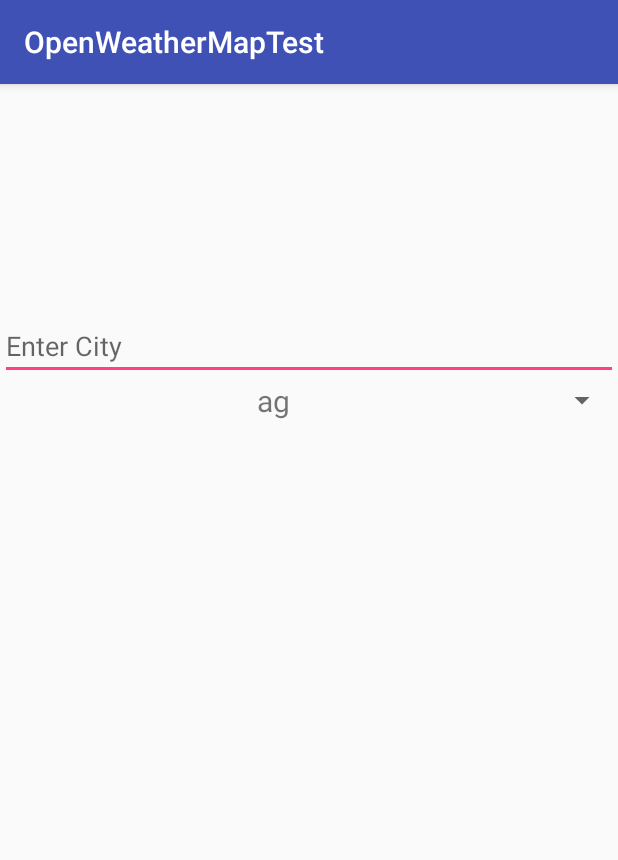
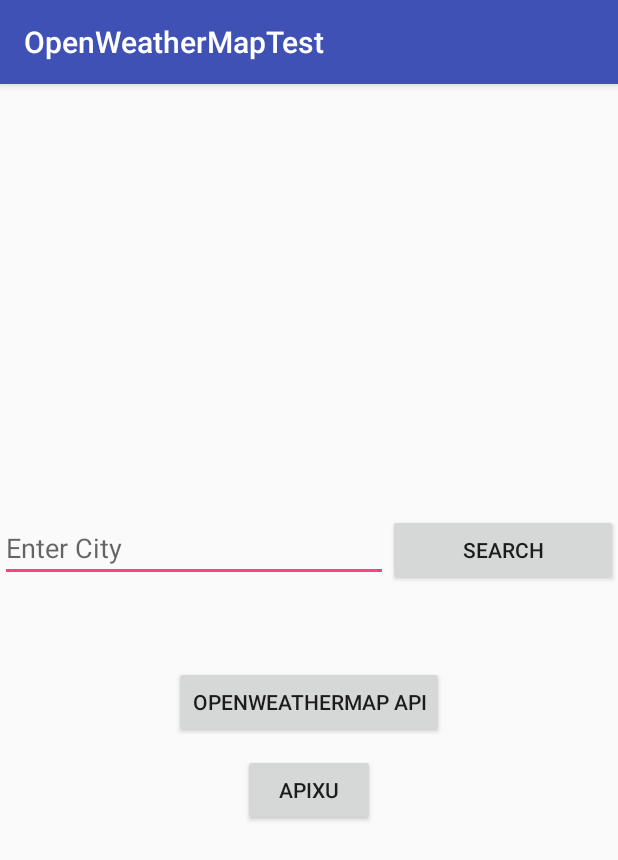
Before and after one commit to Ogato/OpenWeatherMapAPI_Test, an Android app: the screen it shows after launch (MainActivity), on a phone screen of 412 x 824 dp. Shown: the top 860 px of the screen. Run offline under Robolectric (Android 15) with nearby library versions, the phone set to English and light mode, and no system bars.

Commit message:
Changed layout for multiple forecasts

```diff
--- a/app/src/main/java/com/jogato/openweathermaptest/MainActivity.java
+++ b/app/src/main/java/com/jogato/openweathermaptest/MainActivity.java
@@ -1,136 +1,207 @@
 package com.jogato.openweathermaptest;
 
-import android.Manifest;
-import android.content.DialogInterface;
-import android.content.pm.PackageManager;
-import android.location.Location;
+import android.content.Intent;
 import android.os.AsyncTask;
-import android.os.Build;
-import android.support.annotation.NonNull;
-import android.support.v4.app.ActivityCompat;
-import android.support.v7.app.AlertDialog;
 import android.support.v7.app.AppCompatActivity;
 import android.os.Bundle;
-import android.util.Log;
+import android.text.Editable;
+import android.text.TextWatcher;
 import android.view.View;
-import android.widget.AdapterView;
-import android.widget.ArrayAdapter;
+import android.widget.Button;
 import android.widget.EditText;
-import android.widget.Spinner;
+import android.widget.ProgressBar;
 import android.widget.TextView;
 
-import com.google.android.gms.location.FusedLocationProviderClient;
-import com.google.android.gms.location.LocationServices;
-import com.google.android.gms.tasks.OnSuccessListener;
-
-import org.json.JSONException;
-import org.json.JSONObject;
-
-import java.io.BufferedReader;
+import java.io.IOException;
 import java.io.InputStream;
 import java.io.InputStreamReader;
-import java.net.HttpURLConnection;
-import java.net.URL;
+import java.util.HashMap;
+import java.util.List;
+import java.util.Map;
+
+
+import com.google.gson.stream.JsonReader;
+
 
 public class MainActivity extends AppCompatActivity {
 
-    private TextView mLocation;
-    private TextView mTemp;
-    private TextView mDescription;
-    private EditText mCity;
-    private String mSelectedCountry;
-    private String mSelectedCity;
-    private static final String API_URL = "http://api.openweathermap.org/data/2.5/weather?q=";
-    private static final String API_KEY = "2685bf8ee586a5edb31c0706655832bc";
+    private Button mOpenWeatherMap;
+    private Button mAPIXU;
+    private Button mSearch;
+    private TextView mWarn;
+    private EditText mGetCity;
+    private ProgressBar mProgress;
+    private String mCity;
+    private long mCityId;
+    private Map<String, CityInfo>cityInfoMap;
+
 
     @Override
     protected void onCreate(Bundle savedInstanceState) {
         super.onCreate(savedInstanceState);
         setContentView(R.layout.activity_main);
-        mLocation = (TextView) findViewById(R.id.location);
-        mTemp = (TextView) findViewById(R.id.temp);
-        mDescription = (TextView) findViewById(R.id.description);
-        mCity = (EditText) findViewById(R.id.city);
-        mSelectedCountry = "us";
-        mSelectedCity = "MountainView";
-        ArrayAdapter<CharSequence> adapter = ArrayAdapter.createFromResource(this, R.array.country_array, R.layout.array_layout);
-        adapter.setDropDownViewResource(android.R.layout.simple_spinner_dropdown_item);
-        Spinner spinner = (Spinner) findViewById(R.id.countries);
-        spinner.setAdapter(adapter);
-        spinner.setOnItemSelectedListener(new AdapterView.OnItemSelectedListener() {
+
+        mCity = "";
+        cityInfoMap = new HashMap<String, CityInfo>();
+        mWarn = (TextView) findViewById(R.id.warning);
+
+        mProgress = (ProgressBar) findViewById(R.id.progress);
+        mOpenWeatherMap = (Button) findViewById(R.id.open_weather);
+        mAPIXU = (Button) findViewById(R.id.apixu);
+        mSearch = (Button) findViewById(R.id.search_city);
+
+        mGetCity = (EditText) findViewById(R.id.city);
+        mGetCity.addTextChangedListener(new TextWatcher() {
             @Override
-            public void onItemSelected(AdapterView<?> adapterView, View view, int i, long l) {
-                mSelectedCountry = adapterView.getItemAtPosition(i).toString();
-                mSelectedCity = mCity.getText().toString().replace(" ", "");
-                new WeatherInfo().execute();
+            public void beforeTextChanged(CharSequence charSequence, int i, int i1, int i2) {
+
             }
 
             @Override
-            public void onNothingSelected(AdapterView<?> adapterView) {
+            public void onTextChanged(CharSequence charSequence, int i, int i1, int i2) {
+                if(mWarn.getVisibility() == View.VISIBLE) {
+                    mWarn.setVisibility(View.INVISIBLE);
+                }
+            }
 
+            @Override
+            public void afterTextChanged(Editable editable) {
+                mCity = editable.toString();
+                mGetCity.clearFocus();
             }
         });
+
+        mSearch.setOnClickListener(new View.OnClickListener() {
+            @Override
+            public void onClick(View view) {
+                if(!mCity.isEmpty() && cityInfoMap.isEmpty()){
+                    mProgress.setVisibility(View.VISIBLE);
+                    mOpenWeatherMap.setEnabled(false);
+                    mAPIXU.setEnabled(false);
+                    mGetCity.setEnabled(false);
+                    new GetCityID().execute(mCity);
+                }
+                else if (mCity.isEmpty()){
+                    mWarn.setText("No city entered...");
+                    mWarn.setVisibility(View.VISIBLE);
+                }
+                else{
+                    mCity = mCity.toLowerCase().replace(" ", "");
+                    mCityId = cityInfoMap.get(mCity.toLowerCase().replace(" ", "")).getId();
+                    mProgress.clearFocus();
+                    mWarn.setText("City Found!");
+                    mWarn.setVisibility(View.VISIBLE);
+                }
+            }
+        });
+
+
+        mOpenWeatherMap.setOnClickListener(new View.OnClickListener() {
+            @Override
+            public void onClick(View view) {
+                mWarn.setVisibility(View.INVISIBLE);
+                Intent i = new Intent(MainActivity.this, OpenWeatherMap.class);
+                i.putExtra(OpenWeatherMap.CITY_KEY, mCityId);
+                startActivity(i);
+            }
+        });
+
+        mAPIXU.setOnClickListener(new View.OnClickListener() {
+            @Override
+            public void onClick(View view) {
+                mWarn.setVisibility(View.INVISIBLE);
+                Intent i = new Intent(MainActivity.this, APIXU.class);
+                i.putExtra(APIXU.CITY_KEY, mCity);
+                startActivity(i);
+            }
+        });
+
+
     }
 
+    class CityInfo{
+        long id;
+        String cityName;
+        String country;
+
+        public CityInfo(long _id, String _cityName, String _country){
+            this.id = _id;
+            this.cityName = _cityName.toLowerCase().replace(" ", "");
+            this.country = _country;
+        }
+
+        public long getId() {
+            return id;
+        }
+
+        public String getCityName() {
+            return cityName;
+        }
+
+        public String getCountry() {
+            return country;
+        }
 
 
+    }
 
-    private class WeatherInfo extends AsyncTask<Void, Void, JSONObject> {
+    private class GetCityID extends AsyncTask<String, Void, Map<String, CityInfo>> {
 
         @Override
-        protected void onPreExecute() {
-            super.onPreExecute();
-            Log.i("JO_INFO", "JUST_EXECUTED");
+        protected Map<String, CityInfo> doInBackground(String... strings) {
+            try{
+                InputStream is = MainActivity.this.getAssets().open("city.list.json");
+                JsonReader jsonReader = new JsonReader(new InputStreamReader(is, "UTF-8"));
+                jsonReader.beginArray();
+                while (jsonReader.hasNext()) {
+                    CityInfo c = readMessage(jsonReader);
+                    if(!cityInfoMap.containsKey(c.getCityName())) {
+                        cityInfoMap.put(c.getCityName(), c);
+                    }
+                }
+                jsonReader.endArray();
+                jsonReader.close();
+            }catch (IOException ioe){
+                ioe.printStackTrace();
+            }
+            return cityInfoMap;
         }
 
         @Override
-        protected JSONObject doInBackground(Void... voids) {
-            try{
-                Log.i("LOG_URL", API_URL + mSelectedCity + "," + mSelectedCountry + "&" + "APPID=" + API_KEY);
-                URL url = new URL(API_URL + mSelectedCity + "," + mSelectedCountry + "&" + "APPID=" + API_KEY);
-                HttpURLConnection urlConnection = (HttpURLConnection) url.openConnection();
-                urlConnection.connect();
-                try {
-                    InputStream inputStream = urlConnection.getInputStream();
-                    BufferedReader bufferedReader = new BufferedReader(new InputStreamReader(inputStream));
-                    StringBuilder stringBuilder = new StringBuilder();
-                    String line;
-                    while((line = bufferedReader.readLine()) != null){
-                        stringBuilder.append(line);
-                    }
-                    bufferedReader.close();
-                    Log.i("JO_RESULTS", stringBuilder.toString());
-                    return new JSONObject(stringBuilder.toString());
-                }finally {
-                    urlConnection.disconnect();
-                    Log.i("JO_INFO", "DONE");
-                }
-
-            }
-            catch (Exception e){
-                Log.i("JO_ERROR", e.toString());
-                return null;
-            }
-
+        protected void onPostExecute(Map<String, CityInfo> cityInfo) {
+            super.onPostExecute(cityInfo);
+            mProgress.setVisibility(View.INVISIBLE);
+            mOpenWeatherMap.setEnabled(true);
+            mAPIXU.setEnabled(true);
+            mGetCity.setEnabled(true);
+            mCityId = cityInfo.get(mCity.toLowerCase().replace(" ", "")).getId();
+            mWarn.setText("City Found!");
+            mWarn.setVisibility(View.VISIBLE);
         }
 
-        protected void onPostExecute(JSONObject response) {
-            if(response == null){
-                Log.i("JO_ERROR", "THERE WAS AN ERROR");
-            }
-            else{
-                try {
-                    Double tempInK = response.getJSONObject("main").getDouble("temp");
-                    Double localTempRep = (tempInK * 1.8) - 459.67;
-                    mTemp.setText("" +  localTempRep);
-                    mLocation.setText(response.getString("name"));
-                    mDescription.setText(response.getJSONArray("weather").getJSONObject(0).getString("description"));
-                }catch (JSONException e){
-                    Log.e("App", "Failure", e);
+        CityInfo readMessage(JsonReader reader) throws IOException {
+            long id = -1;
+            String cityName = null;
+            String country = null;
+            List<Double> geo = null;
+
+            reader.beginObject();
+            while (reader.hasNext()) {
+                String name = reader.nextName();
+                if (name.equals("id")) {
+                    id = reader.nextLong();
+                } else if (name.equals("name")) {
+                    cityName = reader.nextString();
+                } else if(name.equals("country")){
+                    country = reader.nextString();
+                } else {
+                    reader.skipValue();
                 }
             }
+            reader.endObject();
+            return new CityInfo(id, cityName, country);
+        }
 
-        }
     }
 
 }
--- a/app/src/main/res/layout/activity_main.xml
+++ b/app/src/main/res/layout/activity_main.xml
@@ -8,50 +8,54 @@
     android:orientation="vertical"
     android:gravity="center">
 
-    <LinearLayout
-        android:layout_width="match_parent"
-        android:layout_height="100dp"
-        android:orientation="vertical"
-       android:gravity="center"
-        android:layout_weight="0.5">
-        <EditText
-            android:id="@+id/city"
-            android:layout_width="match_parent"
-            android:layout_height="wrap_content"
-            android:hint="@string/enter_city" />
-        <Spinner
-            android:id="@+id/countries"
-            android:layout_width="match_parent"
-            android:layout_height="wrap_content"/>
-    </LinearLayout>
+    <TextView
+        android:layout_width="wrap_content"
+        android:layout_height="wrap_content"
+        android:id="@+id/warning"
+        android:visibility="invisible"/>
 
     <LinearLayout
         android:layout_width="match_parent"
         android:layout_height="wrap_content"
-        android:orientation="vertical"
-        android:layout_weight="0.5"
-        android:gravity="center">
+        android:orientation="horizontal">
+        <EditText
+            android:layout_width="0dp"
+            android:layout_height="wrap_content"
+            android:hint="@string/enter_city"
+            android:id="@+id/city"
+            android:layout_weight="0.8"/>
 
-        <TextView
+        <Button
             android:layout_width="wrap_content"
             android:layout_height="wrap_content"
-            android:layout_margin="5dp"
-            android:textSize="20sp"
-            android:id="@+id/location"/>
-        <TextView
-            android:layout_width="wrap_content"
-            android:layout_height="wrap_content"
-            android:textSize="20sp"
-            android:layout_margin="5dp"
-            android:id="@+id/temp"/>
-        <TextView
-            android:layout_width="wrap_content"
-            android:layout_height="wrap_content"
-            android:textSize="20sp"
-            android:layout_margin="5dp"
-            android:id="@+id/description"/>
+            android:text="@string/search"
+            android:id="@+id/search_city"
+            android:layout_weight="0.2"/>
+
 
     </LinearLayout>
+
+    <ProgressBar
+        android:id="@+id/progress"
+        android:layout_width="wrap_content"
+        android:layout_height="wrap_content"
+        android:visibility="invisible" />
+
+    <Button
+        android:layout_width="wrap_content"
+        android:layout_height="wrap_content"
+        android:text="@string/openweathermap_api"
+        android:layout_margin="5dp"
+        android:id="@+id/open_weather"/>
+
+    <Button
+        android:layout_width="wrap_content"
+        android:layout_height="wrap_content"
+        android:text="@string/apixu"
+        android:layout_margin="5dp"
+        android:id="@+id/apixu"/>
+
+
 
 
 
--- a/app/src/main/res/values/strings.xml
+++ b/app/src/main/res/values/strings.xml
@@ -1,4 +1,7 @@
 <resources>
     <string name="app_name">OpenWeatherMapTest</string>
     <string name="enter_city">Enter City</string>
+    <string name="openweathermap_api">OpenWeatherMap API</string>
+    <string name="apixu">APIXU</string>
+    <string name="search">Search</string>
 </resources>
```
